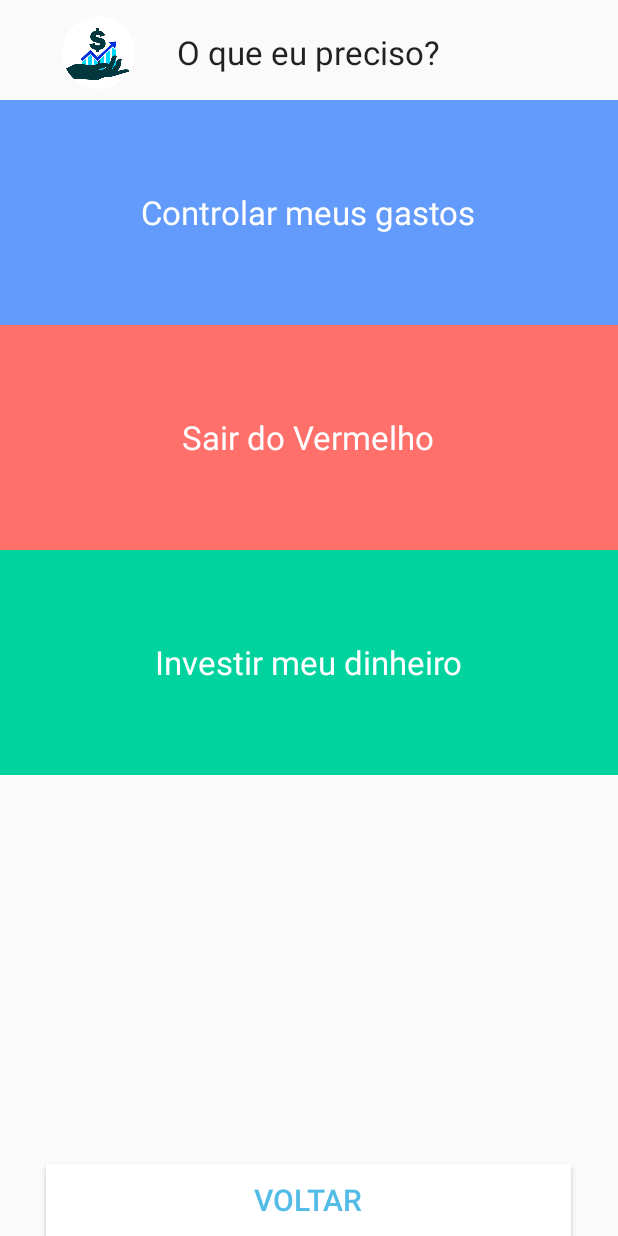
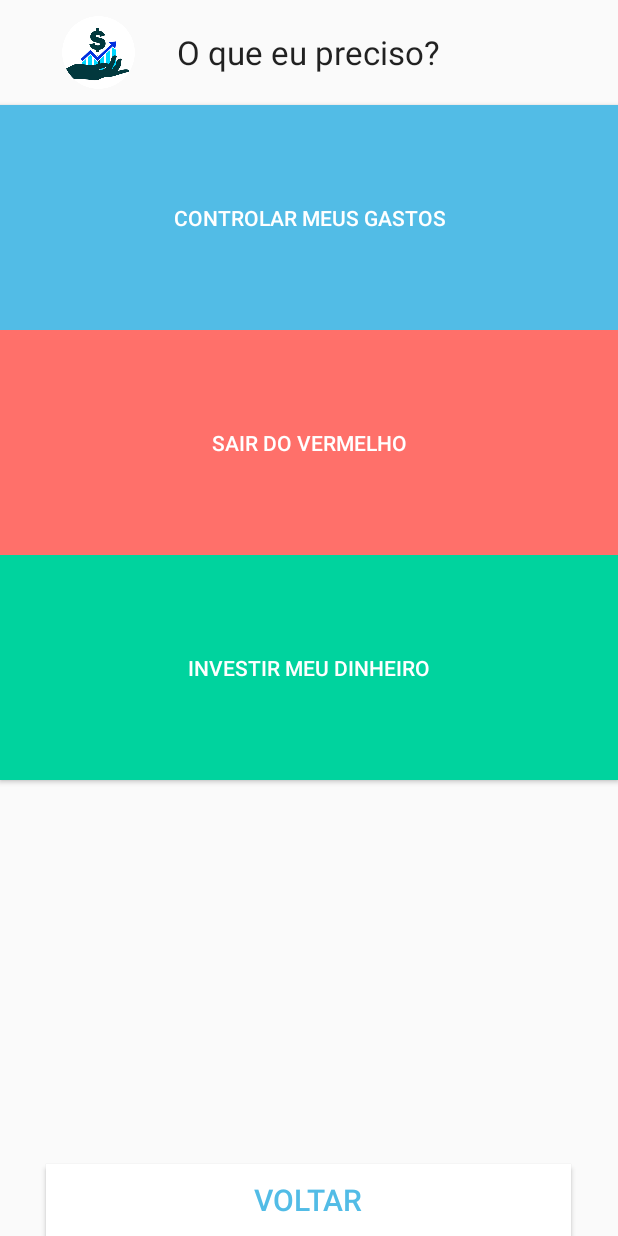
Before and after one commit to AirtonFreitas/ControleFinanceiro, an Android app: the ActivityDicas screen opened directly, with no data from a screen before it, on a phone screen of 412 x 824 dp. Run offline under Robolectric (Android 15) with nearby library versions, the phone set to English and light mode, and no system bars.

Commit message:
17042020

```diff
--- a/app/src/main/AndroidManifest.xml
+++ b/app/src/main/AndroidManifest.xml
@@ -30,7 +30,8 @@
         <activity android:name=".activity.ActivityDicas" />
         <activity android:name=".activity.ActivityVermelho" />
         <activity android:name=".activity.ActivityAzul" />
-        <activity android:name=".activity.ActivityVerde"></activity>
+        <activity android:name=".activity.ActivityVerde" />
+        <activity android:name=".activity.ActivityContacts"></activity>
     </application>
 
 </manifest>
--- a/app/src/main/java/com/financeiro/controle/admin/controlefinanceiro/activity/ActivityDicas.java
+++ b/app/src/main/java/com/financeiro/controle/admin/controlefinanceiro/activity/ActivityDicas.java
@@ -5,24 +5,25 @@ import android.support.v7.app.AppCompatActivity;
 import android.os.Bundle;
 import android.view.View;
 import android.widget.Button;
-import android.widget.TextView;
+
 
 import com.financeiro.controle.admin.controlefinanceiro.R;
 
 public class ActivityDicas extends AppCompatActivity {
 
-    private Button botaoVoltar;
-    private TextView vermelho, verde, azul;
+    private Button botaoVoltar, vermelho, verde, azul;
+
 
     @Override
     protected void onCreate(Bundle savedInstanceState) {
         super.onCreate(savedInstanceState);
         setContentView(R.layout.activity_activity_dicas);
 
+
         botaoVoltar = (Button) findViewById(R.id.voltarIDfb);
-        vermelho = (TextView) findViewById(R.id.textViewVermelho);
-        verde = (TextView) findViewById(R.id.textViewVerde);
-        azul = (TextView) findViewById(R.id.textViewAzul);
+        vermelho = (Button) findViewById(R.id.buttonVermelho);
+        verde = (Button) findViewById(R.id.buttonVerde);
+        azul = (Button) findViewById(R.id.buttonAzul);
 
 
         botaoVoltar.setOnClickListener(new View.OnClickListener() {
@@ -32,28 +33,23 @@ public class ActivityDicas extends AppCompatActivity {
                 finish();
             }
         });
-
         vermelho.setOnClickListener(new View.OnClickListener() {
             @Override
             public void onClick(View view) {
                 startActivity(new Intent(ActivityDicas.this, ActivityVermelho.class));
             }
         });
-
         verde.setOnClickListener(new View.OnClickListener() {
             @Override
             public void onClick(View view) {
                 startActivity(new Intent(ActivityDicas.this, ActivityVerde.class));
             }
         });
-        azul.setOnClickListener(new View.OnClickListener() {
+       azul.setOnClickListener(new View.OnClickListener() {
             @Override
             public void onClick(View view) {
                 startActivity(new Intent(ActivityDicas.this, ActivityAzul.class));
             }
         });
-
-
-
     }
 }
--- a/app/src/main/java/com/financeiro/controle/admin/controlefinanceiro/activity/ActivityVerde.java
+++ b/app/src/main/java/com/financeiro/controle/admin/controlefinanceiro/activity/ActivityVerde.java
@@ -15,7 +15,7 @@ public class ActivityVerde extends AppCompatActivity {
     @Override
     protected void onCreate(Bundle savedInstanceState) {
         super.onCreate(savedInstanceState);
-        setContentView(R.layout.activity_azul);
+        setContentView(R.layout.activity_verde);
 
         botaoVoltar = (Button) findViewById(R.id.voltarIDfb);
         botaoVoltar.setOnClickListener(new View.OnClickListener() {
--- a/app/src/main/java/com/financeiro/controle/admin/controlefinanceiro/activity/ActivityVermelho.java
+++ b/app/src/main/java/com/financeiro/controle/admin/controlefinanceiro/activity/ActivityVermelho.java
@@ -15,7 +15,7 @@ public class ActivityVermelho extends AppCompatActivity {
     @Override
     protected void onCreate(Bundle savedInstanceState) {
         super.onCreate(savedInstanceState);
-        setContentView(R.layout.activity_azul);
+        setContentView(R.layout.activity_vermelho);
 
         botaoVoltar = (Button) findViewById(R.id.voltarIDfb);
         botaoVoltar.setOnClickListener(new View.OnClickListener() {
--- a/app/src/main/java/com/financeiro/controle/admin/controlefinanceiro/activity/principalActivity.java
+++ b/app/src/main/java/com/financeiro/controle/admin/controlefinanceiro/activity/principalActivity.java
@@ -236,7 +236,9 @@ public class principalActivity extends AppCompatActivity {
                 break;
             case R.id.menuDicas:
                 startActivity(new Intent(this, ActivityDicas.class));
-                finish();
+                break;
+            case R.id.menuContatos:
+                startActivity(new Intent(this, ActivityContacts.class));
                 break;
             }
 
--- a/app/src/main/res/layout/activity_activity_dicas.xml
+++ b/app/src/main/res/layout/activity_activity_dicas.xml
@@ -18,73 +18,6 @@
         android:layout_alignTop="@+id/imageView4"
         android:layout_centerHorizontal="true"
         android:layout_marginTop="10dp" />
-
-    <LinearLayout
-        android:orientation="vertical"
-        android:layout_width="match_parent"
-        android:gravity="center"
-        android:padding="10dp"
-        android:layout_height="150dp"
-        android:background="@color/colorPrimaryReceita"
-        android:id="@+id/linearLayoutVerde"
-        android:layout_below="@+id/linearLayoutVermelho"
-        android:layout_alignParentLeft="true"
-        android:layout_alignParentStart="true">
-
-        <TextView
-            android:layout_width="wrap_content"
-            android:layout_height="wrap_content"
-            android:textAppearance="?android:attr/textAppearanceLarge"
-            android:text="Investir meu dinheiro"
-            android:id="@+id/textViewVerde"
-            android:layout_gravity="center_horizontal"
-            android:textColor="@android:color/white" />
-    </LinearLayout>
-
-    <LinearLayout
-        android:orientation="vertical"
-        android:layout_width="match_parent"
-        android:gravity="center"
-        android:padding="10dp"
-        android:layout_height="150dp"
-        android:background="@color/colorPrimaryDespesa"
-        android:id="@+id/linearLayoutVermelho"
-        android:layout_below="@+id/linearLayoutAzul"
-        android:layout_alignParentLeft="true"
-        android:layout_alignParentStart="true">
-
-        <TextView
-            android:layout_width="wrap_content"
-            android:layout_height="wrap_content"
-            android:textAppearance="?android:attr/textAppearanceLarge"
-            android:text="Sair do Vermelho"
-            android:id="@+id/textViewVermelho"
-            android:layout_gravity="center_horizontal"
-            android:textColor="@android:color/white" />
-    </LinearLayout>
-
-    <LinearLayout
-        android:orientation="vertical"
-        android:layout_width="match_parent"
-        android:gravity="center"
-        android:padding="10dp"
-        android:layout_height="150dp"
-        android:background="@color/colorPrimary"
-        android:id="@+id/linearLayoutAzul"
-        android:layout_marginTop="17dp"
-        android:layout_below="@+id/textView8"
-        android:layout_alignParentLeft="true"
-        android:layout_alignParentStart="true">
-
-        <TextView
-            android:layout_width="wrap_content"
-            android:layout_height="wrap_content"
-            android:textAppearance="?android:attr/textAppearanceLarge"
-            android:text="Controlar meus gastos"
-            android:id="@+id/textViewAzul"
-            android:layout_gravity="center_horizontal"
-            android:textColor="@android:color/white" />
-    </LinearLayout>
 
 
     <Button
@@ -108,5 +41,38 @@
         android:layout_alignStart="@+id/voltarIDfb"
         android:layout_margin="10dp" />
 
+    <Button
+        android:layout_width="match_parent"
+        android:layout_height="150dp"
+        android:background="@color/colorPrimaryDark"
+        android:text="Controlar meus gastos"
+        android:id="@+id/buttonAzul"
+        android:layout_below="@+id/imageView4"
+        android:layout_alignParentLeft="true"
+        android:layout_alignParentStart="true"
+        android:textColor="@android:color/white" />
+
+    <Button
+        android:layout_width="match_parent"
+        android:layout_height="150dp"
+        android:background="@color/colorPrimaryDespesa"
+        android:text="Sair do Vermelho"
+        android:id="@+id/buttonVermelho"
+        android:layout_below="@+id/buttonAzul"
+        android:layout_alignLeft="@+id/buttonAzul"
+        android:layout_alignStart="@+id/buttonAzul"
+        android:textColor="@android:color/white" />
+
+    <Button
+        android:layout_width="match_parent"
+        android:layout_height="150dp"
+        android:background="@color/colorPrimaryReceita"
+        android:text="Investir meu Dinheiro"
+        android:id="@+id/buttonVerde"
+        android:layout_below="@+id/buttonVermelho"
+        android:layout_alignRight="@+id/buttonVermelho"
+        android:layout_alignEnd="@+id/buttonVermelho"
+        android:textColor="@android:color/white" />
+
 
 </RelativeLayout>
--- a/app/src/main/res/layout/activity_main.xml
+++ b/app/src/main/res/layout/activity_main.xml
@@ -23,7 +23,8 @@
     <EditText
         android:layout_width="match_parent"
         android:layout_height="wrap_content"
-        android:drawablePadding="5dip"
+        android:inputType="text"
+        android:drawablePadding="10dip"
         android:drawableLeft="@drawable/person"
         android:id="@+id/emailcxID"
         android:layout_alignParentLeft="true"
@@ -34,7 +35,7 @@
     <EditText
         android:layout_width="match_parent"
         android:layout_height="wrap_content"
-        android:drawablePadding="5dip"
+        android:drawablePadding="10dip"
         android:drawableLeft="@drawable/lock"
         android:inputType="textPassword"
         android:ems="10"
--- a/app/src/main/res/layout/activity_receitas.xml
+++ b/app/src/main/res/layout/activity_receitas.xml
@@ -56,7 +56,7 @@
         android:layout_alignParentLeft="true"
         android:layout_alignParentStart="true"
         android:paddingTop="20dp"
-        android:hint="Título" />
+        android:hint="Descrição" />
 
     <EditText
         android:layout_width="match_parent"
@@ -68,7 +68,7 @@
         android:layout_alignParentRight="true"
         android:layout_alignParentEnd="true"
         android:paddingTop="20dp"
-        android:hint="Descrição" />
+        android:hint="Título" />
 
 
     <com.github.clans.fab.FloatingActionButton
--- a/app/src/main/res/menu/menu_principal.xml
+++ b/app/src/main/res/menu/menu_principal.xml
@@ -8,6 +8,12 @@
             app:showAsAction="never"
             />
     <item
+        android:id="@+id/menuContatos"
+        android:orderInCategory="100"
+        android:title="Contatos"
+        app:showAsAction="never"
+        />
+    <item
         android:id="@+id/menuSair"
         android:orderInCategory="100"
         android:title="Sair"
```
Also changed, not shown: app/src/main/java/com/financeiro/controle/admin/controlefinanceiro/activity/ActivityContacts.java (added, +44 -0 lines), app/src/main/res/layout/activity_activity_contacts.xml (added, +228 -0 lines), app/src/main/res/layout/activity_main_cadastro_activity_fire_base.xml (+6 -4 lines), app/src/main/res/values/strings.xml (+12 -2 lines), app/src/main/res/drawable/airton.png (added), app/src/main/res/drawable/fael.png (added), 1 other file.
